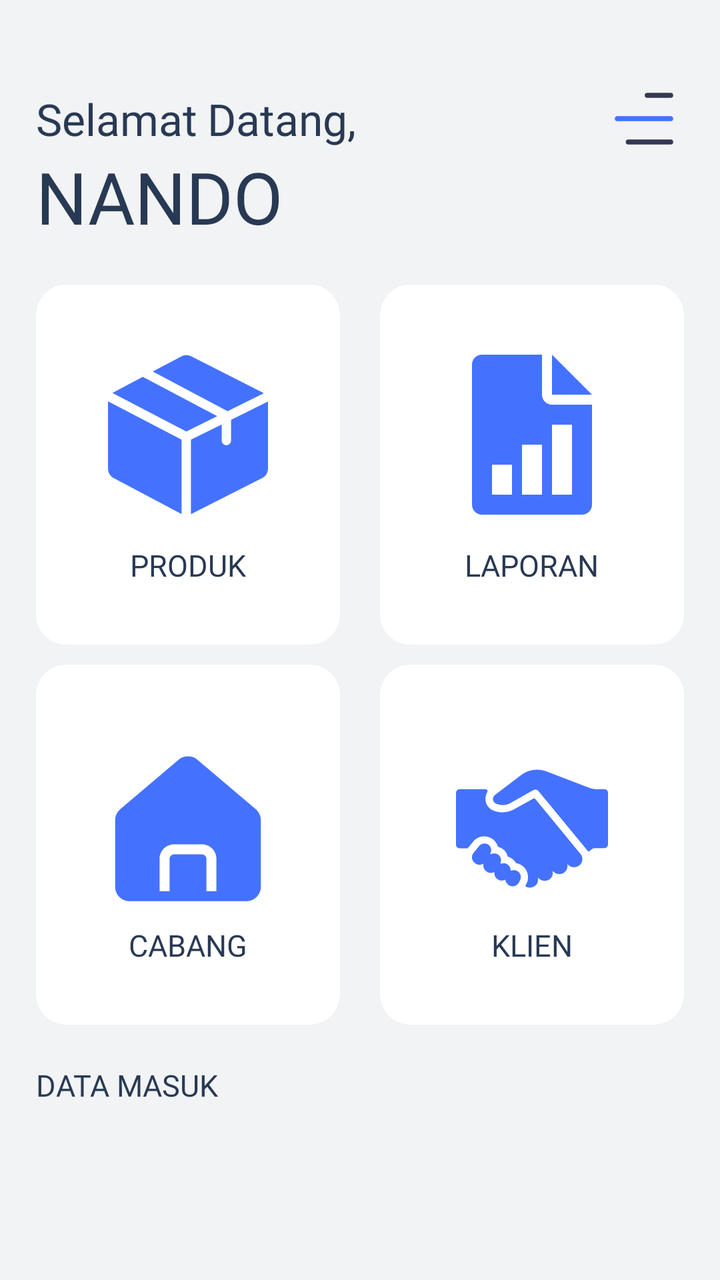
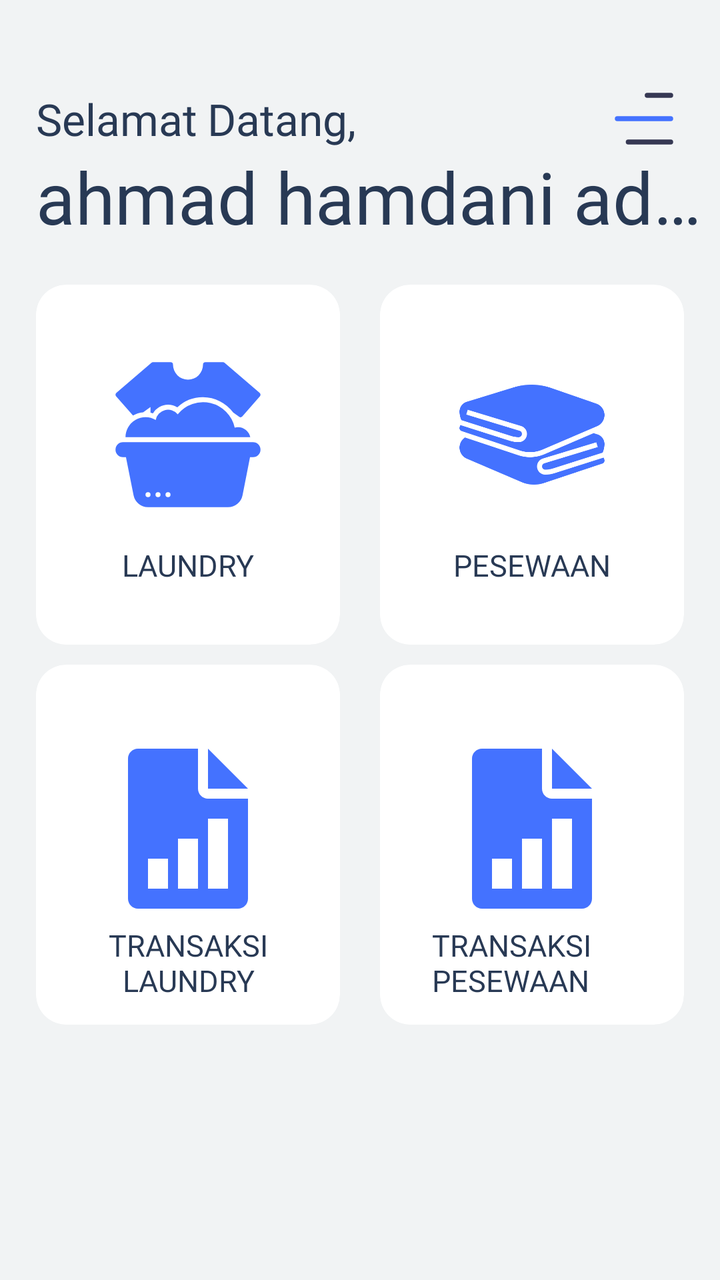

Screens rendered from an Android XML layout before and after an edit, with the pre-edit source and the edit as a unified diff.
<!-- AndroidManifest.xml: application theme Theme.BAGUSLAUNDRY -->
<!-- res/layout/fragment_user_dashboard.xml -->
<?xml version="1.0" encoding="utf-8"?>
<androidx.constraintlayout.widget.ConstraintLayout xmlns:android="http://schemas.android.com/apk/res/android"
    xmlns:app="http://schemas.android.com/apk/res-auto"
    xmlns:tools="http://schemas.android.com/tools"
    android:id="@+id/main"
    android:layout_width="match_parent"
    android:layout_height="match_parent"
    android:background="@color/background"
    tools:context=".ui.admin.AdminDashboardFragment">

    <androidx.constraintlayout.widget.Guideline
        android:layout_width="match_parent"
        android:layout_height="match_parent"
        app:layout_constraintGuide_percent="0.05"
        android:orientation="vertical"
        android:id="@+id/guidelineLeft"/>

    <androidx.constraintlayout.widget.Guideline
        android:layout_width="match_parent"
        android:layout_height="match_parent"
        app:layout_constraintGuide_percent="0.95"
        android:orientation="vertical"
        android:id="@+id/guidelineRight"/>

    <androidx.constraintlayout.widget.Guideline
        android:layout_width="match_parent"
        android:layout_height="match_parent"
        app:layout_constraintGuide_percent="0.07"
        android:orientation="horizontal"
        android:id="@+id/guidelineTop"/>

    <androidx.constraintlayout.widget.Guideline
        android:layout_width="match_parent"
        android:layout_height="match_parent"
        app:layout_constraintGuide_percent="0.5"
        android:orientation="vertical"
        android:id="@+id/guidelineMid"/>


    <TextView
        android:id="@+id/headerSelamat"
        android:layout_width="wrap_content"
        android:layout_height="wrap_content"
        android:text="Selamat"
        android:fontFamily="@font/inter_light"
        android:textColor="@color/blue900"
        android:textSize="22sp"
        app:layout_constraintStart_toEndOf="@id/guidelineLeft"
        app:layout_constraintTop_toTopOf="@id/guidelineTop"
        />

    <TextView
        android:id="@+id/headerDatang"
        android:layout_width="wrap_content"
        android:layout_height="wrap_content"
        android:text="Datang,"
        android:fontFamily="@font/inter_medium"
        android:textColor="@color/blue900"
        android:textSize="22sp"
        android:layout_marginStart="5dp"
        app:layout_constraintStart_toEndOf="@id/headerSelamat"
        app:layout_constraintTop_toTopOf="@id/headerSelamat"
        app:layout_constraintBottom_toBottomOf="@id/headerSelamat"
        />

    <TextView
        android:id="@+id/headerName"
        android:layout_width="wrap_content"
        android:layout_height="wrap_content"
        android:text="NANDO"
        android:fontFamily="@font/inter_bold"
        android:textColor="@color/blue900"
        android:textSize="36sp"
        app:layout_constraintStart_toEndOf="@id/guidelineLeft"
        app:layout_constraintTop_toBottomOf="@id/headerSelamat"
        />

    <ImageView
        android:id="@+id/menuIcon"
        android:layout_width="40dp"
        android:layout_height="50dp"
        android:src="@drawable/menuicon"
        android:translationZ="10dp"
        app:layout_constraintTop_toBottomOf="@id/guidelineTop"
        app:layout_constraintBottom_toBottomOf="@id/headerSelamat"
        app:layout_constraintEnd_toStartOf="@id/guidelineRight"
        />

    <androidx.cardview.widget.CardView
        android:id="@+id/menuProduct"
        android:layout_width="0dp"
        android:layout_height="180dp"
        app:cardCornerRadius="15dp"
        android:layout_marginTop="20dp"
        android:layout_marginEnd="10dp"
        app:cardElevation="0dp"
        app:layout_constraintStart_toEndOf="@id/guidelineLeft"
        app:layout_constraintTop_toBottomOf="@id/headerName"
        app:layout_constraintEnd_toStartOf="@id/guidelineMid"
        />

    <ImageView
        android:id="@+id/iconProduct"
        android:layout_width="90dp"
        android:layout_height="80dp"
        android:src="@drawable/product"
        android:translationY="-15dp"
        app:layout_constraintStart_toStartOf="@id/menuProduct"
        app:layout_constraintTop_toTopOf="@id/menuProduct"
        app:layout_constraintEnd_toEndOf="@id/menuProduct"
        app:layout_constraintBottom_toBottomOf="@id/menuProduct"
        />



    <TextView
        android:layout_width="wrap_content"
        android:layout_height="wrap_content"
        android:text="PRODUK"
        android:textColor="@color/blue900"
        app:layout_constraintStart_toStartOf="@id/menuProduct"
        app:layout_constraintEnd_toEndOf="@id/menuProduct"
        app:layout_constraintTop_toBottomOf="@id/iconProduct"
        android:textSize="15sp"
        android:fontFamily="@font/inter_bold"
        />

    <androidx.cardview.widget.CardView
        android:id="@+id/menuReport"
        android:layout_width="0dp"
        android:layout_height="180dp"
        app:cardCornerRadius="15dp"
        app:cardElevation="0dp"
        android:layout_marginStart="10dp"
        app:layout_constraintStart_toEndOf="@id/guidelineMid"
        app:layout_constraintTop_toTopOf="@id/menuProduct"
        app:layout_constraintBottom_toBottomOf="@id/menuProduct"
        app:layout_constraintEnd_toStartOf="@id/guidelineRight"
        />

    <ImageView
        android:id="@+id/iconReport"
        android:layout_width="90dp"
        android:layout_height="80dp"
        android:src="@drawable/report"
        android:translationY="-15dp"
        app:layout_constraintStart_toStartOf="@id/menuReport"
        app:layout_constraintTop_toTopOf="@id/menuReport"
        app:layout_constraintEnd_toEndOf="@id/menuReport"
        app:layout_constraintBottom_toBottomOf="@id/menuReport"
        />

    <TextView
        android:layout_width="wrap_content"
        android:layout_height="wrap_content"
        android:text="LAPORAN"
        android:textColor="@color/blue900"
        app:layout_constraintStart_toStartOf="@id/iconReport"
        app:layout_constraintEnd_toEndOf="@id/iconReport"
        app:layout_constraintTop_toBottomOf="@id/iconReport"
        android:textSize="15sp"
        android:fontFamily="@font/inter_bold"
        />

    <androidx.cardview.widget.CardView
        android:id="@+id/menuClient"
        android:layout_width="0dp"
        android:layout_height="180dp"
        app:cardCornerRadius="15dp"
        android:layout_marginTop="10dp"
        android:layout_marginStart="10dp"
        app:cardElevation="0dp"
        app:layout_constraintStart_toStartOf="@id/guidelineMid"
        app:layout_constraintEnd_toStartOf="@id/guidelineRight"
        app:layout_constraintTop_toBottomOf="@id/menuProduct"
        />

    <ImageView
        android:id="@+id/iconClient"
        android:layout_width="90dp"
        android:layout_height="80dp"
        android:src="@drawable/handshake"
        android:translationY="-8dp"
        app:layout_constraintStart_toStartOf="@id/menuClient"
        app:layout_constraintTop_toTopOf="@id/menuClient"
        app:layout_constraintEnd_toEndOf="@id/menuClient"
        app:layout_constraintBottom_toBottomOf="@id/menuClient"
        />

    <TextView
        android:layout_width="wrap_content"
        android:layout_height="wrap_content"
        android:text="KLIEN"
        android:textColor="@color/blue900"
        app:layout_constraintStart_toStartOf="@id/iconClient"
        app:layout_constraintEnd_toEndOf="@id/iconClient"
        app:layout_constraintTop_toBottomOf="@id/iconClient"
        android:textSize="15sp"
        android:fontFamily="@font/inter_bold"
        />

    <androidx.cardview.widget.CardView
        android:id="@+id/menuBranch"
        android:layout_width="0dp"
        android:layout_height="180dp"
        app:cardCornerRadius="15dp"
        android:layout_marginTop="10dp"
        app:cardElevation="0dp"
        android:layout_marginEnd="10dp"
        app:layout_constraintStart_toEndOf="@id/guidelineLeft"
        app:layout_constraintEnd_toStartOf="@id/guidelineMid"
        app:layout_constraintTop_toBottomOf="@id/menuProduct"
        />

    <ImageView
        android:id="@+id/iconBranch"
        android:layout_width="90dp"
        android:layout_height="80dp"
        android:src="@drawable/home"
        android:translationY="-8dp"
        app:layout_constraintStart_toStartOf="@id/menuBranch"
        app:layout_constraintTop_toTopOf="@id/menuBranch"
        app:layout_constraintEnd_toEndOf="@id/menuBranch"
        app:layout_constraintBottom_toBottomOf="@id/menuBranch"
        />

    <TextView
        android:layout_width="wrap_content"
        android:layout_height="wrap_content"
        android:text="CABANG"
        android:textColor="@color/blue900"
        app:layout_constraintStart_toStartOf="@id/iconBranch"
        app:layout_constraintEnd_toEndOf="@id/iconBranch"
        app:layout_constraintTop_toBottomOf="@id/iconBranch"
        android:textSize="15sp"
        android:fontFamily="@font/inter_bold"
        />



    <TextView
        android:id="@+id/textTitle"
        android:layout_width="wrap_content"
        android:layout_height="wrap_content"
        android:text="DATA MASUK"
        android:layout_marginTop="20dp"
        android:fontFamily="@font/inter_semibold"
        android:textSize="15sp"
        android:textColor="@color/blue900"
        app:layout_constraintTop_toBottomOf="@id/menuBranch"
        app:layout_constraintStart_toEndOf="@id/guidelineLeft"
        />

</androidx.constraintlayout.widget.ConstraintLayout>
<!-- resources referenced by this layout -->
<resources>
  <color name="background">#F1F3F4</color>
  <color name="blue900">#283954</color>
  <!-- drawable handshake: vector/xml drawable (drawable, 2333 chars, omitted) -->
  <!-- drawable home (drawable) -->
  <vector xmlns:android="http://schemas.android.com/apk/res/android"
      android:width="512dp"
      android:height="512dp"
      android:viewportWidth="32"
      android:viewportHeight="32">
    <path
        android:pathData="M17.94,2.25a2.997,2.997 0,0 0,-3.88 0L2.49,12.08a2.96,2.96 0,0 0,-1.06 2.28v13.27c0,1.58 1.29,2.87 2.87,2.87h23.4c1.58,0 2.87,-1.29 2.87,-2.87L30.57,14.36c0,-0.88 -0.38,-1.71 -1.06,-2.28zM21.68,28.5h-2v-6.49a0.87,0.87 0,0 0,-0.87 -0.87h-5.62a0.87,0.87 0,0 0,-0.87 0.87v6.49h-2v-6.49c0,-1.58 1.29,-2.87 2.87,-2.87h5.62c1.58,0 2.87,1.29 2.87,2.87z"
        android:fillColor="#4472ff"/>
  </vector>
  <!-- drawable menuicon (drawable) -->
  <vector xmlns:android="http://schemas.android.com/apk/res/android"
      android:width="512dp"
      android:height="512dp"
      android:viewportWidth="24"
      android:viewportHeight="24">
    <path
        android:pathData="M6.533,19a0.75,0.75 0,0 1,0.75 -0.75L20,18.25a0.75,0.75 0,0 1,0 1.5L7.283,19.75a0.75,0.75 0,0 1,-0.75 -0.75zM12.222,5a0.75,0.75 0,0 1,0.75 -0.75L20,4.25a0.75,0.75 0,0 1,0 1.5h-7.028a0.75,0.75 0,0 1,-0.75 -0.75z"
        android:fillColor="#363853"
        android:fillType="evenOdd"/>
    <path
        android:pathData="M3.25,12a0.75,0.75 0,0 1,0.75 -0.75h16a0.75,0.75 0,0 1,0 1.5H4a0.75,0.75 0,0 1,-0.75 -0.75z"
        android:fillColor="#4472ff"
        android:fillType="evenOdd"/>
  </vector>
  <!-- drawable product (drawable) -->
  <vector xmlns:android="http://schemas.android.com/apk/res/android"
      android:width="512dp"
      android:height="512dp"
      android:viewportWidth="512"
      android:viewportHeight="512">
    <path
        android:pathData="m111.26,70.94 l-92.37,49.02a35.54,35.54 0,0 0,-4.49 2.81L250.6,245.93l98.9,-48.92L111.26,70.94zM511.95,150.12l-118.16,58.44v65.84c0,8.28 -6.71,14.99 -14.99,14.99 -8.28,0 -14.99,-6.71 -14.99,-14.99V223.4l-98.39,48.66v238.29c0.31,-0.14 0.62,-0.28 0.93,-0.43l226.18,-114.61c12.02,-6.01 19.48,-18.08 19.48,-31.52v-212.36c0,-0.44 -0.03,-0.88 -0.05,-1.33zM492.52,119.93 L266.43,5.37l-0.09,-0.05c-10.07,-5.01 -22.03,-4.9 -32,0.3l-91.06,48.33 239.37,126.67 115.54,-57.15a35.6,35.6 0,0 0,-5.66 -3.55zM0.07,149.12A35.53,35.53 0,0 0,0 151.19v212.88c0,13.16 7.24,25.12 18.9,31.22L234.24,509.58l0.1,0.05c0.36,0.19 0.72,0.35 1.09,0.52V271.84L0.07,149.12z"
        android:fillColor="#4472ff"/>
  </vector>
  <!-- drawable report (drawable) -->
  <vector xmlns:android="http://schemas.android.com/apk/res/android"
      android:width="512dp"
      android:height="512dp"
      android:viewportWidth="512"
      android:viewportHeight="512">
    <path
        android:pathData="M320,0v128h128z"
        android:fillColor="#4472ff"/>
    <path
        android:pathData="M320,160c-17.63,0 -32,-14.37 -32,-32L288,0L96,0C78.37,0 64,14.37 64,32v448c0,17.66 14.37,32 32,32h320c17.66,0 32,-14.34 32,-32L448,160L320,160zM192,448h-64v-96h64v96zM288,448h-64L224,288h64v160zM384,448h-64L320,224h64v224z"
        android:fillColor="#4472ff"/>
  </vector>
  <style name="Theme.BAGUSLAUNDRY" parent="Base.Theme.BAGUSLAUNDRY" />
  <style name="Base.Theme.BAGUSLAUNDRY" parent="Theme.Material3.DayNight.NoActionBar">
          
          
      </style>
</resources>

<!-- the commit's change to res/layout/fragment_user_dashboard.xml (unified diff, before → after) -->
@@ -5,8 +5,7 @@
     android:id="@+id/main"
     android:layout_width="match_parent"
     android:layout_height="match_parent"
-    android:background="@color/background"
-    tools:context=".ui.admin.AdminDashboardFragment">
+    android:background="@color/background">
 
     <androidx.constraintlayout.widget.Guideline
         android:layout_width="match_parent"
@@ -65,15 +64,17 @@
 
     <TextView
         android:id="@+id/headerName"
-        android:layout_width="wrap_content"
-        android:layout_height="wrap_content"
-        android:text="NANDO"
-        android:fontFamily="@font/inter_bold"
+        android:layout_width="340dp"
+        android:layout_height="wrap_content"
+        android:ellipsize="end"
+        android:fontFamily="@font/inter_bold"
+        android:maxLines="1"
+        android:singleLine="true"
+        android:text="ahmad hamdani adadadas"
         android:textColor="@color/blue900"
         android:textSize="36sp"
         app:layout_constraintStart_toEndOf="@id/guidelineLeft"
-        app:layout_constraintTop_toBottomOf="@id/headerSelamat"
-        />
+        app:layout_constraintTop_toBottomOf="@id/headerSelamat" />
 
     <ImageView
         android:id="@+id/menuIcon"
@@ -87,7 +88,7 @@
         />
 
     <androidx.cardview.widget.CardView
-        android:id="@+id/menuProduct"
+        android:id="@+id/menuLaundry"
         android:layout_width="0dp"
         android:layout_height="180dp"
         app:cardCornerRadius="15dp"
@@ -100,70 +101,68 @@
         />
 
     <ImageView
-        android:id="@+id/iconProduct"
-        android:layout_width="90dp"
-        android:layout_height="80dp"
-        android:src="@drawable/product"
+        android:id="@+id/iconLaundry"
+        android:layout_width="90dp"
+        android:layout_height="80dp"
+        android:src="@drawable/laundry"
         android:translationY="-15dp"
-        app:layout_constraintStart_toStartOf="@id/menuProduct"
-        app:layout_constraintTop_toTopOf="@id/menuProduct"
-        app:layout_constraintEnd_toEndOf="@id/menuProduct"
-        app:layout_constraintBottom_toBottomOf="@id/menuProduct"
-        />
-
-
-
-    <TextView
-        android:layout_width="wrap_content"
-        android:layout_height="wrap_content"
-        android:text="PRODUK"
-        android:textColor="@color/blue900"
-        app:layout_constraintStart_toStartOf="@id/menuProduct"
-        app:layout_constraintEnd_toEndOf="@id/menuProduct"
-        app:layout_constraintTop_toBottomOf="@id/iconProduct"
-        android:textSize="15sp"
-        android:fontFamily="@font/inter_bold"
-        />
-
-    <androidx.cardview.widget.CardView
-        android:id="@+id/menuReport"
+        app:layout_constraintStart_toStartOf="@id/menuLaundry"
+        app:layout_constraintTop_toTopOf="@id/menuLaundry"
+        app:layout_constraintEnd_toEndOf="@id/menuLaundry"
+        app:layout_constraintBottom_toBottomOf="@id/menuLaundry"
+        />
+
+    <TextView
+        android:layout_width="wrap_content"
+        android:layout_height="wrap_content"
+        android:text="LAUNDRY"
+        android:textColor="@color/blue900"
+        app:layout_constraintStart_toStartOf="@id/menuLaundry"
+        app:layout_constraintEnd_toEndOf="@id/menuLaundry"
+        app:layout_constraintTop_toBottomOf="@id/iconLaundry"
+        android:textSize="15sp"
+        android:fontFamily="@font/inter_bold"
+        />
+
+    <androidx.cardview.widget.CardView
+        android:id="@+id/menuRental"
         android:layout_width="0dp"
         android:layout_height="180dp"
         app:cardCornerRadius="15dp"
         app:cardElevation="0dp"
         android:layout_marginStart="10dp"
         app:layout_constraintStart_toEndOf="@id/guidelineMid"
-        app:layout_constraintTop_toTopOf="@id/menuProduct"
-        app:layout_constraintBottom_toBottomOf="@id/menuProduct"
+        app:layout_constraintTop_toTopOf="@id/menuLaundry"
+        app:layout_constraintBottom_toBottomOf="@id/menuLaundry"
         app:layout_constraintEnd_toStartOf="@id/guidelineRight"
         />
 
     <ImageView
-        android:id="@+id/iconReport"
-        android:layout_width="90dp"
-        android:layout_height="80dp"
-        android:src="@drawable/report"
+        android:id="@+id/iconRental"
+        android:layout_width="90dp"
+        android:layout_height="80dp"
+        android:src="@drawable/persewaan"
         android:translationY="-15dp"
-        app:layout_constraintStart_toStartOf="@id/menuReport"
-        app:layout_constraintTop_toTopOf="@id/menuReport"
-        app:layout_constraintEnd_toEndOf="@id/menuReport"
-        app:layout_constraintBottom_toBottomOf="@id/menuReport"
-        />
-
-    <TextView
-        android:layout_width="wrap_content"
-        android:layout_height="wrap_content"
-        android:text="LAPORAN"
-        android:textColor="@color/blue900"
-        app:layout_constraintStart_toStartOf="@id/iconReport"
-        app:layout_constraintEnd_toEndOf="@id/iconReport"
-        app:layout_constraintTop_toBottomOf="@id/iconReport"
-        android:textSize="15sp"
-        android:fontFamily="@font/inter_bold"
-        />
-
-    <androidx.cardview.widget.CardView
-        android:id="@+id/menuClient"
+        app:layout_constraintStart_toStartOf="@id/menuRental"
+        app:layout_constraintTop_toTopOf="@id/menuRental"
+        app:layout_constraintEnd_toEndOf="@id/menuRental"
+        app:layout_constraintBottom_toBottomOf="@id/menuRental"
+        />
+
+    <TextView
+        android:layout_width="wrap_content"
+        android:layout_height="wrap_content"
+        android:text="PESEWAAN"
+        android:textColor="@color/blue900"
+        app:layout_constraintStart_toStartOf="@id/iconRental"
+        app:layout_constraintEnd_toEndOf="@id/iconRental"
+        app:layout_constraintTop_toBottomOf="@id/iconRental"
+        android:textSize="15sp"
+        android:fontFamily="@font/inter_bold"
+        />
+
+    <androidx.cardview.widget.CardView
+        android:id="@+id/menuTransaksiRental"
         android:layout_width="0dp"
         android:layout_height="180dp"
         app:cardCornerRadius="15dp"
@@ -172,35 +171,35 @@
         app:cardElevation="0dp"
         app:layout_constraintStart_toStartOf="@id/guidelineMid"
         app:layout_constraintEnd_toStartOf="@id/guidelineRight"
-        app:layout_constraintTop_toBottomOf="@id/menuProduct"
-        />
-
-    <ImageView
-        android:id="@+id/iconClient"
-        android:layout_width="90dp"
-        android:layout_height="80dp"
-        android:src="@drawable/handshake"
+        app:layout_constraintTop_toBottomOf="@id/menuLaundry"
+        />
+
+    <ImageView
+        android:id="@+id/iconTransaksiRental"
+        android:layout_width="90dp"
+        android:layout_height="80dp"
+        android:src="@drawable/report"
         android:translationY="-8dp"
-        app:layout_constraintStart_toStartOf="@id/menuClient"
-        app:layout_constraintTop_toTopOf="@id/menuClient"
-        app:layout_constraintEnd_toEndOf="@id/menuClient"
-        app:layout_constraintBottom_toBottomOf="@id/menuClient"
-        />
-
-    <TextView
-        android:layout_width="wrap_content"
-        android:layout_height="wrap_content"
-        android:text="KLIEN"
-        android:textColor="@color/blue900"
-        app:layout_constraintStart_toStartOf="@id/iconClient"
-        app:layout_constraintEnd_toEndOf="@id/iconClient"
-        app:layout_constraintTop_toBottomOf="@id/iconClient"
-        android:textSize="15sp"
-        android:fontFamily="@font/inter_bold"
-        />
-
-    <androidx.cardview.widget.CardView
-        android:id="@+id/menuBranch"
+        app:layout_constraintStart_toStartOf="@id/menuTransaksiRental"
+        app:layout_constraintTop_toTopOf="@id/menuTransaksiRental"
+        app:layout_constraintEnd_toEndOf="@id/menuTransaksiRental"
+        app:layout_constraintBottom_toBottomOf="@id/menuTransaksiRental"
+        />
+
+    <TextView
+        android:layout_width="100dp"
+        android:layout_height="wrap_content"
+        android:text="TRANSAKSI PESEWAAN"
+        android:textColor="@color/blue900"
+        app:layout_constraintStart_toStartOf="@id/iconTransaksiRental"
+        app:layout_constraintEnd_toEndOf="@id/iconTransaksiRental"
+        app:layout_constraintTop_toBottomOf="@id/iconTransaksiRental"
+        android:textSize="15sp"
+        android:fontFamily="@font/inter_bold"
+        />
+
+    <androidx.cardview.widget.CardView
+        android:id="@+id/menuTransaksiLaundry"
         android:layout_width="0dp"
         android:layout_height="180dp"
         app:cardCornerRadius="15dp"
@@ -209,46 +208,56 @@
         android:layout_marginEnd="10dp"
         app:layout_constraintStart_toEndOf="@id/guidelineLeft"
         app:layout_constraintEnd_toStartOf="@id/guidelineMid"
-        app:layout_constraintTop_toBottomOf="@id/menuProduct"
-        />
-
-    <ImageView
-        android:id="@+id/iconBranch"
-        android:layout_width="90dp"
-        android:layout_height="80dp"
-        android:src="@drawable/home"
+        app:layout_constraintTop_toBottomOf="@id/menuLaundry"
+        />
+
+    <ImageView
+        android:id="@+id/iconTransaksiLaundry"
+        android:layout_width="90dp"
+        android:layout_height="80dp"
+        android:src="@drawable/report"
         android:translationY="-8dp"
-        app:layout_constraintStart_toStartOf="@id/menuBranch"
-        app:layout_constraintTop_toTopOf="@id/menuBranch"
-        app:layout_constraintEnd_toEndOf="@id/menuBranch"
-        app:layout_constraintBottom_toBottomOf="@id/menuBranch"
-        />
-
-    <TextView
-        android:layout_width="wrap_content"
-        android:layout_height="wrap_content"
-        android:text="CABANG"
-        android:textColor="@color/blue900"
-        app:layout_constraintStart_toStartOf="@id/iconBranch"
-        app:layout_constraintEnd_toEndOf="@id/iconBranch"
-        app:layout_constraintTop_toBottomOf="@id/iconBranch"
-        android:textSize="15sp"
-        android:fontFamily="@font/inter_bold"
-        />
-
-
-
-    <TextView
-        android:id="@+id/textTitle"
-        android:layout_width="wrap_content"
-        android:layout_height="wrap_content"
-        android:text="DATA MASUK"
-        android:layout_marginTop="20dp"
-        android:fontFamily="@font/inter_semibold"
-        android:textSize="15sp"
-        android:textColor="@color/blue900"
-        app:layout_constraintTop_toBottomOf="@id/menuBranch"
-        app:layout_constraintStart_toEndOf="@id/guidelineLeft"
-        />
+        app:layout_constraintStart_toStartOf="@id/menuTransaksiLaundry"
+        app:layout_constraintTop_toTopOf="@id/menuTransaksiLaundry"
+        app:layout_constraintEnd_toEndOf="@id/menuTransaksiLaundry"
+        app:layout_constraintBottom_toBottomOf="@id/menuTransaksiLaundry"
+        />
+
+    <TextView
+        android:layout_width="100dp"
+        android:layout_height="wrap_content"
+        android:text="TRANSAKSI LAUNDRY"
+        android:textAlignment="center"
+        android:textColor="@color/blue900"
+        app:layout_constraintStart_toStartOf="@id/iconTransaksiLaundry"
+        app:layout_constraintEnd_toEndOf="@id/iconTransaksiLaundry"
+        app:layout_constraintTop_toBottomOf="@id/iconTransaksiLaundry"
+        android:textSize="15sp"
+        android:fontFamily="@font/inter_bold"
+        />
+
+    
+    
+    
+    
+    
+    
+    
+    
+    
+    
+    
+    
+
+    
+    
+    
+    
+    
+    
+    
+    
+    
+    
 
 </androidx.constraintlayout.widget.ConstraintLayout>
<!-- resource entries referenced after the edit -->
@@ -2,15 +2,17 @@
 <resources>
   <color name="background">#F1F3F4</color>
   <color name="blue900">#283954</color>
-  <!-- drawable handshake: vector/xml drawable (drawable, 2333 chars, omitted) -->
-  <!-- drawable home (drawable) -->
+  <!-- drawable laundry (drawable) -->
   <vector xmlns:android="http://schemas.android.com/apk/res/android"
       android:width="512dp"
       android:height="512dp"
-      android:viewportWidth="32"
-      android:viewportHeight="32">
+      android:viewportWidth="64"
+      android:viewportHeight="64">
     <path
-        android:pathData="M17.94,2.25a2.997,2.997 0,0 0,-3.88 0L2.49,12.08a2.96,2.96 0,0 0,-1.06 2.28v13.27c0,1.58 1.29,2.87 2.87,2.87h23.4c1.58,0 2.87,-1.29 2.87,-2.87L30.57,14.36c0,-0.88 -0.38,-1.71 -1.06,-2.28zM21.68,28.5h-2v-6.49a0.87,0.87 0,0 0,-0.87 -0.87h-5.62a0.87,0.87 0,0 0,-0.87 0.87v6.49h-2v-6.49c0,-1.58 1.29,-2.87 2.87,-2.87h5.62c1.58,0 2.87,1.29 2.87,2.87z"
+        android:pathData="M52,29a4.87,4.87 0,0 0,-1.31 0.18,13 13,0 0,0 -22.81,-5.32 5,5 0,0 0,-8.8 2.26A8,8 0,0 0,7 33h49.9a5,5 0,0 0,-4.9 -4Z"
+        android:fillColor="#4472ff"/>
+    <path
+        android:pathData="M10,24.36a9.91,9.91 0,0 1,4.06 -1.31L17,20.94v2.27c0.32,0.07 0.65,0.14 1,0.24A7,7 0,0 1,24 20a6.9,6.9 0,0 1,3.72 1.08A14.87,14.87 0,0 1,38 17a15.07,15.07 0,0 1,12.08 6.14l2.34,1.67a1,1 0,0 0,1.33 -0.15l7,-8a1,1 0,0 0,0.25 -0.73,1 1,0 0,0 -0.35,-0.69l-14,-12A1,1 0,0 0,46 3h-7a1,1 0,0 0,-1 1,6 6,0 0,1 -12,0 1,1 0,0 0,-1 -1h-7a1,1 0,0 0,-0.65 0.24l-14,12a1,1 0,0 0,-0.35 0.69,1 1,0 0,0 0.25,0.73ZM58,35L6,35a3,3 0,0 0,0 6h1.18l3.05,15.24A5.93,5.93 0,0 0,16 61h32a5.93,5.93 0,0 0,5.81 -4.76l3,-15.24L58,41a3,3 0,0 0,0 -6ZM16,57a1,1 0,1 1,1 -1,1 1,0 0,1 -1,1ZM20,57a1,1 0,1 1,1 -1,1 1,0 0,1 -1,1ZM24,57a1,1 0,1 1,1 -1,1 1,0 0,1 -1,1Z"
         android:fillColor="#4472ff"/>
   </vector>
   <!-- drawable menuicon (drawable) -->
@@ -28,16 +30,7 @@
         android:fillColor="#4472ff"
         android:fillType="evenOdd"/>
   </vector>
-  <!-- drawable product (drawable) -->
-  <vector xmlns:android="http://schemas.android.com/apk/res/android"
-      android:width="512dp"
-      android:height="512dp"
-      android:viewportWidth="512"
-      android:viewportHeight="512">
-    <path
-        android:pathData="m111.26,70.94 l-92.37,49.02a35.54,35.54 0,0 0,-4.49 2.81L250.6,245.93l98.9,-48.92L111.26,70.94zM511.95,150.12l-118.16,58.44v65.84c0,8.28 -6.71,14.99 -14.99,14.99 -8.28,0 -14.99,-6.71 -14.99,-14.99V223.4l-98.39,48.66v238.29c0.31,-0.14 0.62,-0.28 0.93,-0.43l226.18,-114.61c12.02,-6.01 19.48,-18.08 19.48,-31.52v-212.36c0,-0.44 -0.03,-0.88 -0.05,-1.33zM492.52,119.93 L266.43,5.37l-0.09,-0.05c-10.07,-5.01 -22.03,-4.9 -32,0.3l-91.06,48.33 239.37,126.67 115.54,-57.15a35.6,35.6 0,0 0,-5.66 -3.55zM0.07,149.12A35.53,35.53 0,0 0,0 151.19v212.88c0,13.16 7.24,25.12 18.9,31.22L234.24,509.58l0.1,0.05c0.36,0.19 0.72,0.35 1.09,0.52V271.84L0.07,149.12z"
-        android:fillColor="#4472ff"/>
-  </vector>
+  <!-- drawable persewaan: png bitmap (drawable, 16265 bytes) -->
   <!-- drawable report (drawable) -->
   <vector xmlns:android="http://schemas.android.com/apk/res/android"
       android:width="512dp"
